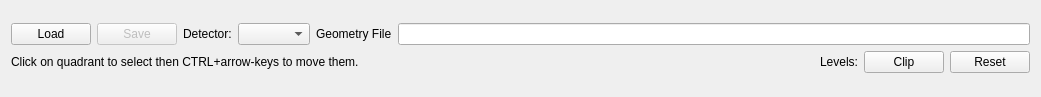
First picture: the form in geoAssembler/widgets/editor/geometry_editor.ui, repository European-XFEL/geoAssembler, before the edit.
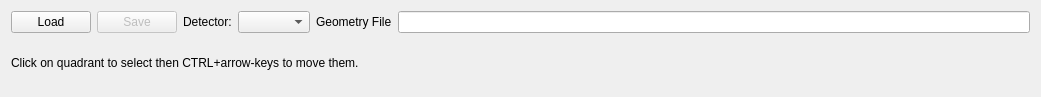
Second picture: the form after the edit.

Commit message: Use default levels to make the scale sensible

Patch:
```diff
--- a/geoAssembler/widgets/editor/geometry_editor.ui
+++ b/geoAssembler/widgets/editor/geometry_editor.ui
@@ -95,27 +95,6 @@
          </property>
         </spacer>
        </item>
-       <item>
-        <widget class="QLabel" name="label_3">
-         <property name="text">
-          <string>Levels:</string>
-         </property>
-        </widget>
-       </item>
-       <item>
-        <widget class="QPushButton" name="bt_clip_levels">
-         <property name="text">
-          <string>Clip</string>
-         </property>
-        </widget>
-       </item>
-       <item>
-        <widget class="QPushButton" name="bt_reset_levels">
-         <property name="text">
-          <string>Reset</string>
-         </property>
-        </widget>
-       </item>
       </layout>
      </item>
     </layout>
```
The commit also changes 2 other files.
